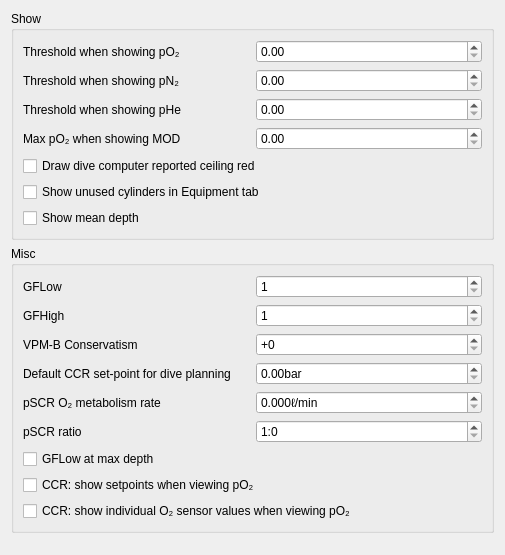
The window that desktop-widgets/preferences/preferences_graph.ui (subsurface/subsurface) describes before a commit, drawn with Qt 5.
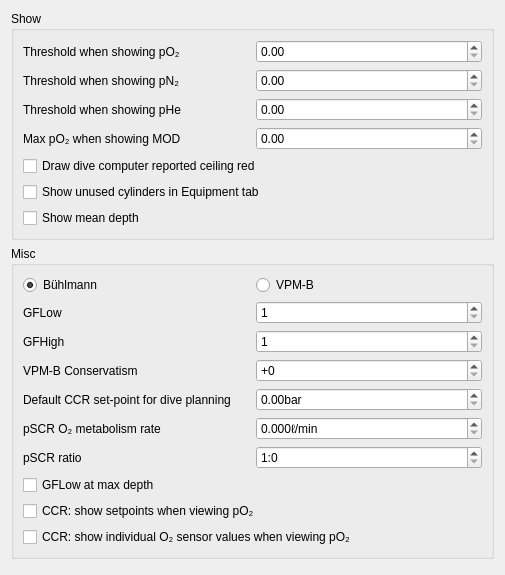
The same window after the commit.

Commit message: Add preference to change deco model

What changed in the file:
```diff
--- a/desktop-widgets/preferences/preferences_graph.ui
+++ b/desktop-widgets/preferences/preferences_graph.ui
@@ -7,7 +7,7 @@
     <x>0</x>
     <y>0</y>
     <width>505</width>
-    <height>555</height>
+    <height>575</height>
    </rect>
   </property>
   <property name="windowTitle">
@@ -133,14 +133,38 @@
       <string>Misc</string>
      </property>
      <layout class="QGridLayout" name="gridLayout_2">
-      <item row="0" column="0">
+      <item row="1" column="0">
        <widget class="QLabel" name="label_19">
         <property name="text">
          <string>GFLow</string>
         </property>
        </widget>
       </item>
-      <item row="0" column="1">
+      <item row="2" column="1">
+       <widget class="QSpinBox" name="gfhigh">
+        <property name="minimum">
+         <number>1</number>
+        </property>
+        <property name="maximum">
+         <number>150</number>
+        </property>
+       </widget>
+      </item>
+      <item row="8" column="0" colspan="2">
+       <widget class="QCheckBox" name="show_ccr_setpoint">
+        <property name="text">
+         <string>CCR: show setpoints when viewing pO₂</string>
+        </property>
+       </widget>
+      </item>
+      <item row="7" column="0" colspan="2">
+       <widget class="QCheckBox" name="gf_low_at_maxdepth">
+        <property name="text">
+         <string>GFLow at max depth</string>
+        </property>
+       </widget>
+      </item>
+      <item row="1" column="1">
        <widget class="QSpinBox" name="gflow">
         <property name="minimum">
          <number>1</number>
@@ -150,51 +174,62 @@
         </property>
        </widget>
       </item>
-      <item row="1" column="0">
+      <item row="2" column="0">
        <widget class="QLabel" name="label_20">
         <property name="text">
          <string>GFHigh</string>
         </property>
        </widget>
       </item>
-      <item row="1" column="1">
-       <widget class="QSpinBox" name="gfhigh">
-        <property name="minimum">
-         <number>1</number>
+      <item row="6" column="1">
+       <widget class="QSpinBox" name="pscrfactor">
+        <property name="suffix">
+         <string/>
         </property>
-        <property name="maximum">
-         <number>150</number>
+        <property name="prefix">
+         <string>1:</string>
         </property>
        </widget>
       </item>
-      <item row="2" column="0">
+      <item row="6" column="0">
+       <widget class="QLabel" name="label_28">
+        <property name="text">
+         <string>pSCR ratio</string>
+        </property>
+       </widget>
+      </item>
+      <item row="3" column="0">
        <widget class="QLabel" name="label_21">
         <property name="text">
          <string>VPM-B Conservatism</string>
         </property>
        </widget>
       </item>
-      <item row="2" column="1">
-       <widget class="QSpinBox" name="vpmb_conservatism">
-        <property name="prefix">
-         <string>+</string>
+      <item row="9" column="0" colspan="2">
+       <widget class="QCheckBox" name="show_ccr_sensors">
+        <property name="text">
+         <string>CCR: show individual O₂ sensor values when viewing pO₂</string>
         </property>
-        <property name="minimum">
-         <number>0</number>
+       </widget>
+      </item>
+      <item row="5" column="1">
+       <widget class="QDoubleSpinBox" name="psro2rate">
+        <property name="suffix">
+         <string>ℓ/min</string>
         </property>
-        <property name="maximum">
-         <number>4</number>
+        <property name="decimals">
+         <number>3</number>
         </property>
        </widget>
       </item>
-      <item row="3" column="0">
+      <item row="4" column="0">
        <widget class="QLabel" name="label_26">
         <property name="text">
          <string>Default CCR set-point for dive planning</string>
         </property>
        </widget>
       </item>
-      <item row="3" column="1">
+      <item row="4" column="1">
        <widget class="QDoubleSpinBox" name="defaultSetpoint">
         <property name="suffix">
          <string>bar</string>
@@ -210,58 +245,40 @@
         </property>
        </widget>
       </item>
-      <item row="4" column="0">
+      <item row="5" column="0">
        <widget class="QLabel" name="pSCR">
         <property name="text">
          <string>pSCR O₂ metabolism rate</string>
         </property>
        </widget>
       </item>
-      <item row="4" column="1">
-       <widget class="QDoubleSpinBox" name="psro2rate">
-        <property name="suffix">
-         <string>ℓ/min</string>
-        </property>
-        <property name="decimals">
-         <number>3</number>
-        </property>
-       </widget>
-      </item>
-      <item row="5" column="0">
-       <widget class="QLabel" name="label_28">
-        <property name="text">
-         <string>pSCR ratio</string>
-        </property>
-       </widget>
-      </item>
-      <item row="5" column="1">
-       <widget class="QSpinBox" name="pscrfactor">
-        <property name="suffix">
-         <string/>
-        </property>
+      <item row="3" column="1">
+       <widget class="QSpinBox" name="vpmb_conservatism">
         <property name="prefix">
-         <string>1:</string>
+         <string>+</string>
         </property>
-       </widget>
-      </item>
-      <item row="6" column="0" colspan="2">
-       <widget class="QCheckBox" name="gf_low_at_maxdepth">
-        <property name="text">
-         <string>GFLow at max depth</string>
+        <property name="minimum">
+         <number>0</number>
         </property>
+        <property name="maximum">
+         <number>4</number>
+        </property>
        </widget>
       </item>
-      <item row="7" column="0" colspan="2">
-       <widget class="QCheckBox" name="show_ccr_setpoint">
+      <item row="0" column="0">
+       <widget class="QRadioButton" name="buehlmann">
         <property name="text">
-         <string>CCR: show setpoints when viewing pO₂</string>
+         <string>Bühlmann</string>
         </property>
+        <property name="checked">
+         <bool>true</bool>
+        </property>
        </widget>
       </item>
-      <item row="8" column="0" colspan="2">
-       <widget class="QCheckBox" name="show_ccr_sensors">
+      <item row="0" column="1">
+       <widget class="QRadioButton" name="vpmb">
         <property name="text">
-         <string>CCR: show individual O₂ sensor values when viewing pO₂</string>
+         <string>VPM-B</string>
         </property>
        </widget>
       </item>
```
The commit also changes 4 other files.
